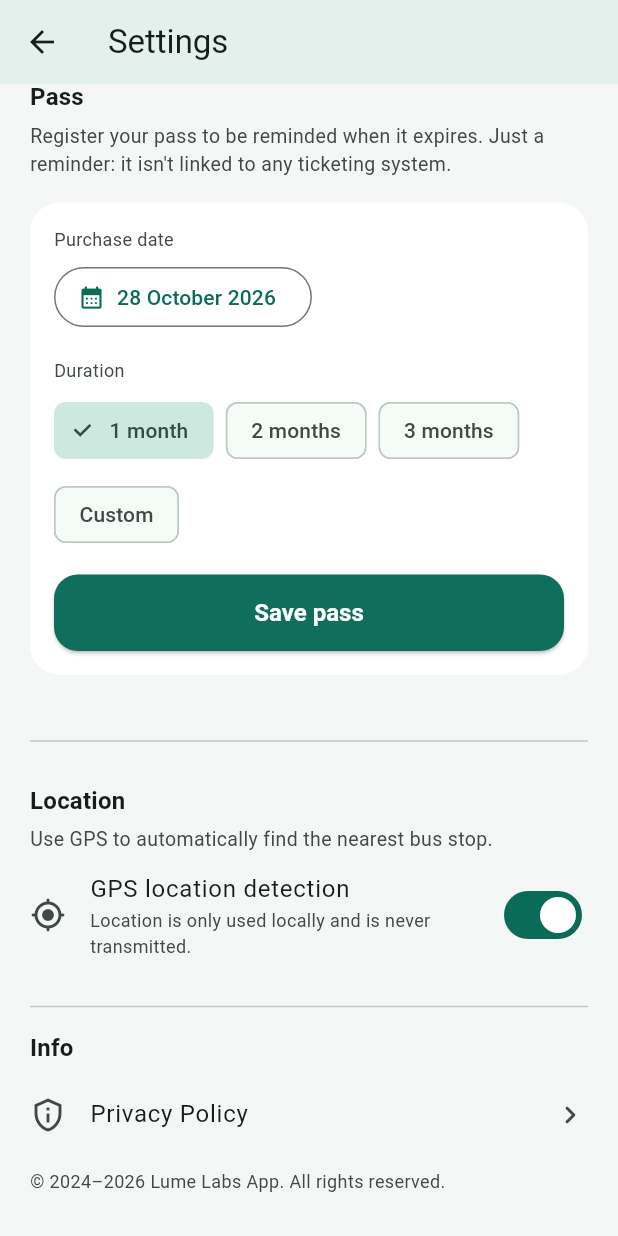
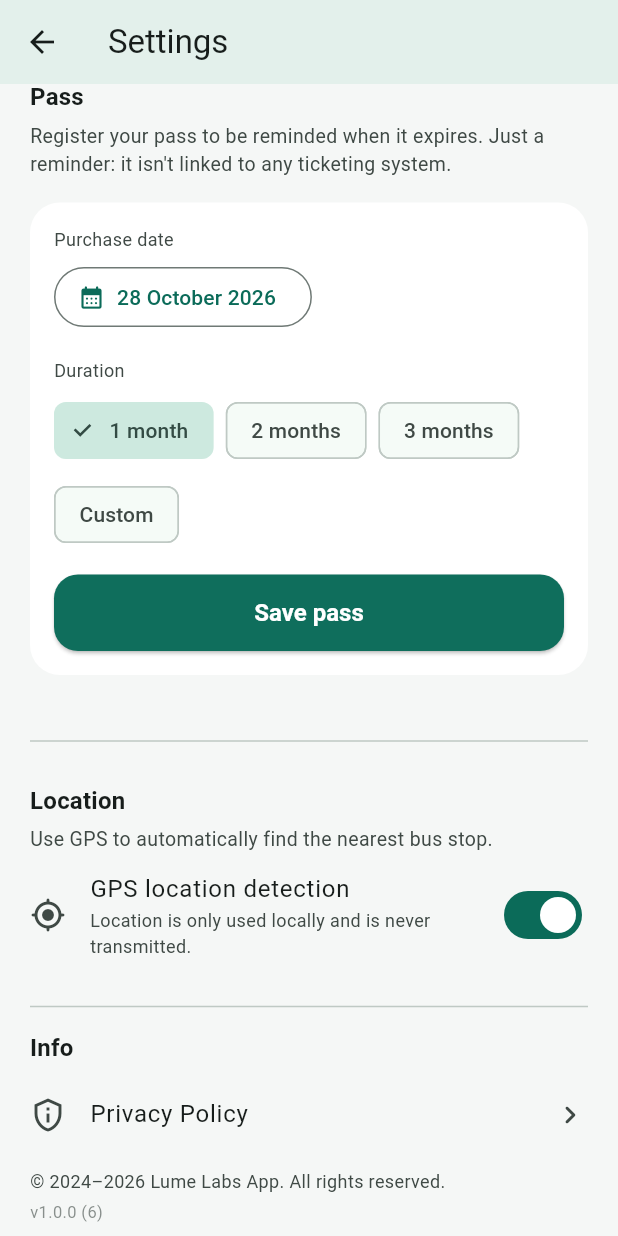
Before and after one commit to Eddi03R/BUS-Tarragona-Reus, a Flutter app: the SettingsScreen screen opened directly, scrolled down 702 dp, on a phone screen of 412 x 824 dp. Run offline on Flutter 3.47's test engine with Material 3 defaults, Android fonts, the phone set to English and light mode, and no system bars; our stand-ins replace geolocator, share_plus, shared_preferences; accounts and stored records are empty; generated files the repository leaves out were written again.

Commit message:
feat: returnStopId NT3 Salou, versione app in settings
- POI Tropical/Enjoy: returnStopId=c_amposta_salou (ritorno TBST funziona con swap)
- Poi.dart: campo returnStopId nullable
- _swap(): usa returnStopId se presente per scegliere la fermata corretta al ritorno
- Settings: versione app kAppVersion mostrata sotto copyright
- pubspec: bump a 1.0.0+6

Co-Authored-By: Claude Sonnet 4.6 <noreply@anthropic.com>

```diff
--- a/assets/data/poi.json
+++ b/assets/data/poi.json
@@ -1,8 +1,8 @@
 {
   "_note": "Punti di interesse per studenti Erasmus: locali notturni e campus URV.",
   "pois": [
-    { "id": "tropical_salou", "name": "Tropical Club", "category": "nightlife", "nearestStopId": "pl_europa_salou", "walkMinutes": 10, "lat": 41.0720, "lng": 1.1494 },
-    { "id": "enjoy_salou", "name": "Enjoy Salou (La Cage)", "category": "nightlife", "nearestStopId": "pl_europa_salou", "walkMinutes": 7, "lat": 41.0718, "lng": 1.1488 },
+    { "id": "tropical_salou", "name": "Tropical Club", "category": "nightlife", "nearestStopId": "pl_europa_salou", "returnStopId": "c_amposta_salou", "walkMinutes": 10, "lat": 41.0720, "lng": 1.1494 },
+    { "id": "enjoy_salou", "name": "Enjoy Salou (La Cage)", "category": "nightlife", "nearestStopId": "pl_europa_salou", "returnStopId": "c_amposta_salou", "walkMinutes": 7, "lat": 41.0718, "lng": 1.1488 },
     { "id": "lafabrica_reus", "name": "La Fàbrica Reus", "category": "nightlife", "nearestStopId": "reus_centre", "walkMinutes": 11, "lat": 41.15961, "lng": 1.10143 },
     { "id": "la_chismosa_reus", "name": "La Chismosa Reus", "category": "nightlife", "nearestStopId": "reus_centre", "walkMinutes": 5, "lat": 41.15731, "lng": 1.10680 },
     { "id": "pub_highland_tarragona", "name": "Pub Highland", "category": "nightlife", "nearestStopId": "pl_dels_carros", "walkMinutes": 10, "lat": 41.11550, "lng": 1.25692 },
--- /dev/null
+++ b/lib/app_version.dart
@@ -0,0 +1 @@
+const String kAppVersion = 'v1.0.0 (6)';
--- a/lib/models/poi.dart
+++ b/lib/models/poi.dart
@@ -3,6 +3,7 @@ class Poi {
   final String name;
   final String category;
   final String nearestStopId;
+  final String? returnStopId;
   final int walkMinutes;
   final double lat;
   final double lng;
@@ -12,6 +13,7 @@ class Poi {
     required this.name,
     required this.category,
     required this.nearestStopId,
+    this.returnStopId,
     required this.walkMinutes,
     required this.lat,
     required this.lng,
@@ -23,6 +25,7 @@ class Poi {
       name: json['name'] as String,
       category: json['category'] as String,
       nearestStopId: json['nearestStopId'] as String,
+      returnStopId: json['returnStopId'] as String?,
       walkMinutes: json['walkMinutes'] as int,
       lat: (json['lat'] as num).toDouble(),
       lng: (json['lng'] as num).toDouble(),
--- a/lib/screens/home_screen.dart
+++ b/lib/screens/home_screen.dart
@@ -215,7 +215,11 @@ class _HomeScreenState extends State<HomeScreen> {
     if (_originStop == null || _destination == null) return;
     setState(() {
       final prevOrigin = _nearestStop;
-      _nearestStop = _destination!.stop;
+      final returnId = _destination!.poi?.returnStopId;
+      final swapStop = returnId != null
+          ? (_repo.stops.where((s) => s.id == returnId).firstOrNull ?? _destination!.stop)
+          : _destination!.stop;
+      _nearestStop = swapStop;
       _destination = StopOrPoi.fromStop(prevOrigin!);
       _gpsSucceeded = false;
     });
--- a/lib/screens/settings_screen.dart
+++ b/lib/screens/settings_screen.dart
@@ -1,5 +1,6 @@
 import 'package:flutter/material.dart';
 import 'package:reus_tarragona_bus/l10n/app_localizations.dart';
+import '../app_version.dart';
 import 'package:intl/intl.dart';
 import '../services/locale_controller.dart';
 import '../services/location_controller.dart';
@@ -251,6 +252,14 @@ class _SettingsScreenState extends State<SettingsScreen> {
                   color: Theme.of(context).colorScheme.onSurfaceVariant,
                 ),
               ),
+              const SizedBox(height: 4),
+              Text(
+                kAppVersion,
+                style: TextStyle(
+                  fontSize: 11,
+                  color: Theme.of(context).colorScheme.onSurfaceVariant.withOpacity(0.6),
+                ),
+              ),
               const SizedBox(height: 8),
             ],
           );
--- a/pubspec.yaml
+++ b/pubspec.yaml
@@ -1,7 +1,7 @@
 name: reus_tarragona_bus
 description: Pianificatore di viaggio per la linea di autobus Reus - Tarragona (Monbus / e4).
 publish_to: 'none'
-version: 1.0.0+5
+version: 1.0.0+6
 
 environment:
   sdk: '>=3.5.0 <4.0.0'
```
